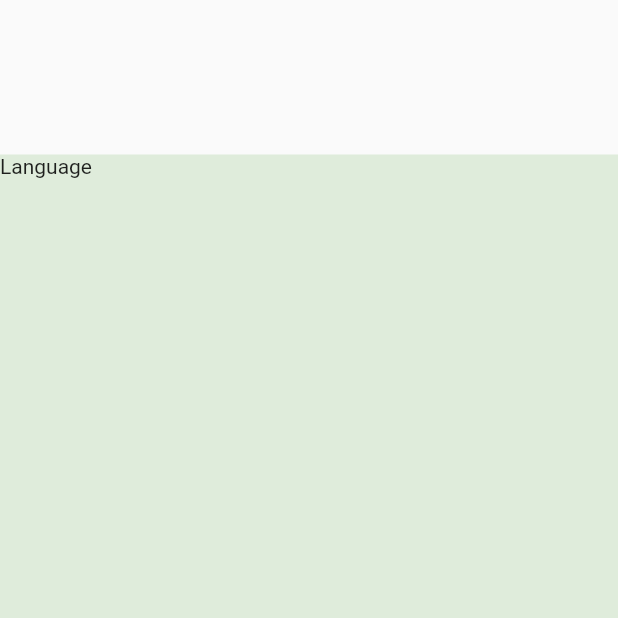
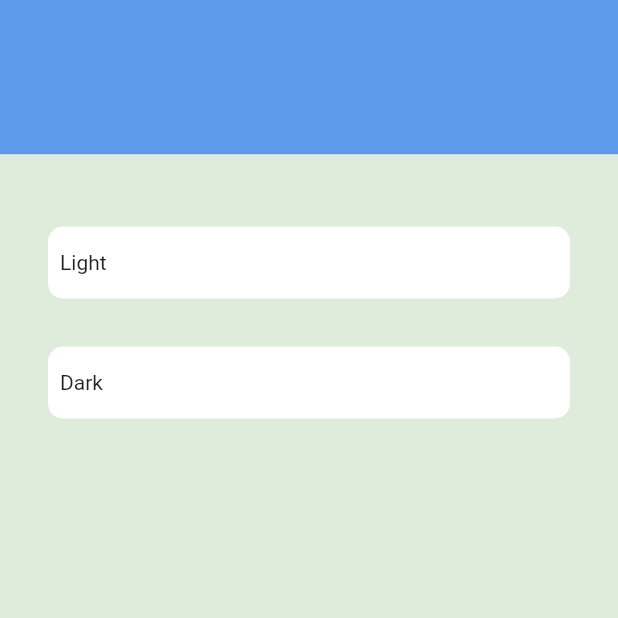
Before and after one commit to hassanProDev/todoFireBase, a Flutter app: the SettingScreen screen opened directly, on a phone screen of 412 x 824 dp, the top half of it. Run offline on Flutter 3.47's test engine with Material 2 defaults, Android fonts, the phone set to English and light mode, and no system bars; our stand-ins replace calendar_timeline, cloud_firestore, firebase_core, flutter_slidable; accounts and stored records are empty.

Commit message:
finsh app

```diff
--- a/lib/layout/home_layout.dart
+++ b/lib/layout/home_layout.dart
@@ -48,8 +48,9 @@ class HomeLayout extends StatelessWidget {
           // -------------------------------------------
 
           bottomNavigationBar: Container(
-            color: onPrimaryColor,
+            color: provid.themeMode==ThemeMode.light?onPrimaryColor:blackColor,
             child: BottomAppBar(
+
                 shape: CircularNotchedRectangle(),
                 notchMargin: 8,
                 child: BottomNavigationBar(
--- a/lib/main.dart
+++ b/lib/main.dart
@@ -1,6 +1,7 @@
 import 'package:firebase_core/firebase_core.dart';
 import 'package:flutter/material.dart';
 import 'package:provider/provider.dart';
+import 'package:todo_app/modules/update_task/update_task.dart';
 import 'package:todo_app/shared/provider/my_provider.dart';
 import 'package:todo_app/shared/style/my_theme.dart';
 
@@ -23,15 +24,18 @@ void main() async {
 class MyApp extends StatelessWidget {
   @override
   Widget build(BuildContext context) {
+    MyProvider provid=Provider.of<MyProvider>(context);
     return MaterialApp(
       debugShowCheckedModeBanner: false,
       initialRoute: HomeLayout.routeName,
       routes: {
         HomeLayout.routeName: (_) => HomeLayout(),
+        UpdateTask.routeName:(_)=>UpdateTask()
       },
       // themeMode: ThemeMode.light,
       theme: MyTheming.lightTheme,
       darkTheme: MyTheming.darkTheme,
+      themeMode: provid.themeMode,
     );
   }
 }
--- a/lib/modules/settings/settings_screen.dart
+++ b/lib/modules/settings/settings_screen.dart
@@ -1,33 +1,61 @@
 import 'package:flutter/material.dart';
+import 'package:provider/provider.dart';
+import 'package:todo_app/shared/provider/my_provider.dart';
 import 'package:todo_app/shared/style/colors.dart';
 
 class SettingScreen extends StatelessWidget {
   @override
   Widget build(BuildContext context) {
-    return Stack(
-      children: [
-        Column(
+    MyProvider provid=Provider.of<MyProvider>(context);
+    return Scaffold(
+      body: Column(
         children: [
           Expanded(
-              child: Container(),
+            child: Container(
+              color: primaryColor,
+            ),
           ),
           Expanded(
             flex: 7,
             child: Container(
-                color: onPrimaryColor,
+              color: provid.themeMode==ThemeMode.light?onPrimaryColor:blackColor,
+              padding: EdgeInsets.symmetric(horizontal: 32, vertical: 32),
               child: Column(
                 crossAxisAlignment: CrossAxisAlignment.stretch,
                 children: [
-                    Text('Language'),
+                  InkWell(
+                    onTap: () {
+                      provid.changeTheme(ThemeMode.light);
+                    },
+                    child: Container(
+                      margin: EdgeInsets.symmetric(vertical: 16),
+                      padding: EdgeInsets.symmetric(horizontal: 8, vertical: 16),
+                      decoration: BoxDecoration(
+                          color: whiteColor,
+                          borderRadius: BorderRadius.circular(10)),
+                      child: Text('Light'),
+                    ),
+                  ),
+                  InkWell(
+                    onTap: () {
+                      provid.changeTheme(ThemeMode.dark);
 
+                    },
+                    child: Container(
+                      margin: EdgeInsets.symmetric(vertical: 16),
+                      padding: EdgeInsets.symmetric(horizontal: 8, vertical: 16),
+                      decoration: BoxDecoration(
+                          color: whiteColor,
+                          borderRadius: BorderRadius.circular(10)),
+                      child: Text('Dark'),
+                    ),
+                  ),
                 ],
               ),
             ),
           ),
         ],
       ),
-
-      ],
     );
   }
 }
--- a/lib/modules/tasks/tasks_screen.dart
+++ b/lib/modules/tasks/tasks_screen.dart
@@ -1,10 +1,13 @@
 import 'package:calendar_timeline/calendar_timeline.dart';
 import 'package:cloud_firestore/cloud_firestore.dart';
 import 'package:flutter/material.dart';
+import 'package:provider/provider.dart';
 import 'package:todo_app/model/task_model.dart';
 import 'package:todo_app/modules/tasks/task_item.dart';
 import 'package:todo_app/shared/style/colors.dart';
 import 'package:todo_app/utils/firebase_firestore.dart';
+
+import '../../shared/provider/my_provider.dart';
 
 class TasksScreen extends StatefulWidget {
   @override
@@ -13,9 +16,9 @@ class TasksScreen extends StatefulWidget {
 
 class _TasksScreenState extends State<TasksScreen> {
   DateTime tasksDate=DateTime.now();
-
   @override
   Widget build(BuildContext context) {
+    MyProvider provid=Provider.of<MyProvider>(context);
     return Stack(
       children: [
         Column(
@@ -26,7 +29,7 @@ class _TasksScreenState extends State<TasksScreen> {
             Expanded(
               flex: 7,
               child: Container(
-                color: onPrimaryColor,
+                color: provid.themeMode==ThemeMode.light?onPrimaryColor:blackColor,
                 child: Column(
                   children: [
                     Expanded(child: Container()),
```
Also changed, not shown: lib/model/task_model.dart (+12 -2 lines), lib/modules/tasks/task_item.dart (+81 -11 lines), lib/modules/update_task/update_item.dart (added, +51 -0 lines), lib/modules/update_task/update_task.dart (added, +133 -0 lines), lib/shared/component/components.dart (+20 -4 lines), lib/shared/provider/my_provider.dart (+5 -5 lines), lib/utils/firebase_firestore.dart (+28 -13 lines), pubspec.yaml (+8 -0 lines), assets/icon/yoka.png (added), pubspec.lock, 22 other files. Lines whose indentation alone changed are shown as unchanged.
